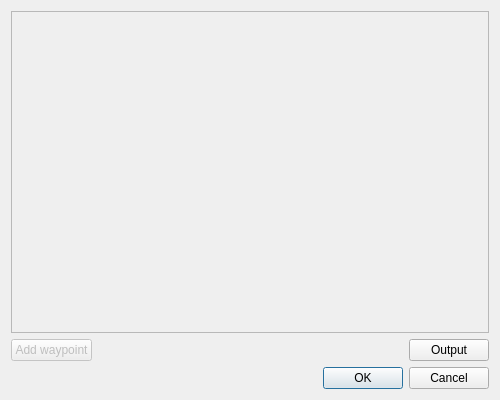
First picture: the form in CreateRouteDialog.ui, repository bikej6/way_points, before the edit.
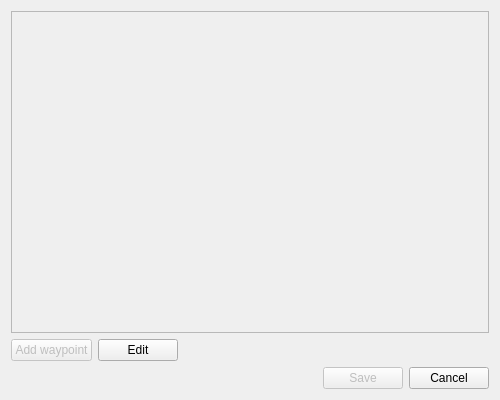
Second picture: the form after the edit. Custom widgets are drawn as their Qt base class.

```diff
--- a/CreateRouteDialog.ui
+++ b/CreateRouteDialog.ui
@@ -73,6 +73,13 @@
        </property>
       </widget>
      </item>
+     <item>
+      <widget class="QPushButton" name="ui_edit">
+       <property name="text">
+        <string>Edit</string>
+       </property>
+      </widget>
+     </item>
      <item>
       <spacer name="ui_add_waypoint_spacer">
        <property name="orientation">
@@ -86,13 +93,6 @@
        </property>
       </spacer>
      </item>
-     <item>
-      <widget class="QPushButton" name="ui_output">
-       <property name="text">
-        <string>Output</string>
-       </property>
-      </widget>
-     </item>
     </layout>
    </item>
    <item>
@@ -111,9 +111,22 @@
       </spacer>
      </item>
      <item>
-      <widget class="QDialogButtonBox" name="ui_button_box">
-       <property name="standardButtons">
-        <set>QDialogButtonBox::Cancel|QDialogButtonBox::Ok</set>
+      <widget class="QPushButton" name="ui_save_button">
+       <property name="enabled">
+        <bool>false</bool>
+       </property>
+       <property name="toolTip">
+        <string notr="true" extracomment="Cannot save route with less than 2 elements"/>
+       </property>
+       <property name="text">
+        <string>Save</string>
+       </property>
+      </widget>
+     </item>
+     <item>
+      <widget class="QPushButton" name="ui_cancel_button">
+       <property name="text">
+        <string>Cancel</string>
        </property>
       </widget>
      </item>
```
Left out of the diff: 4 changed lines with no effect on the pictures.
